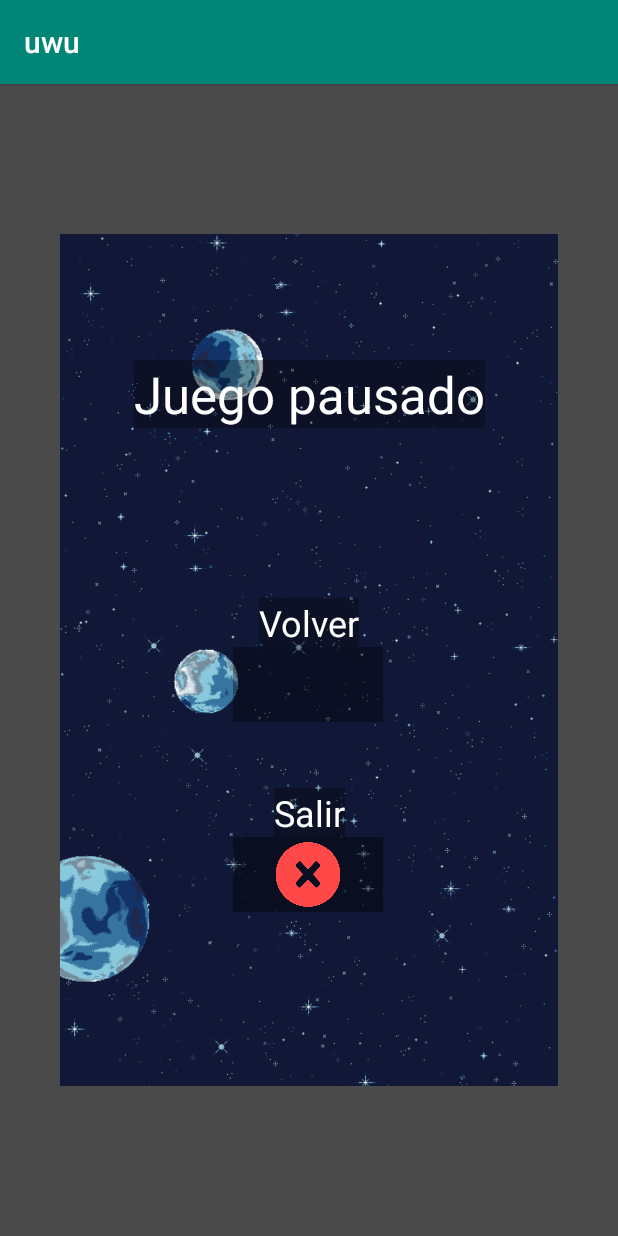
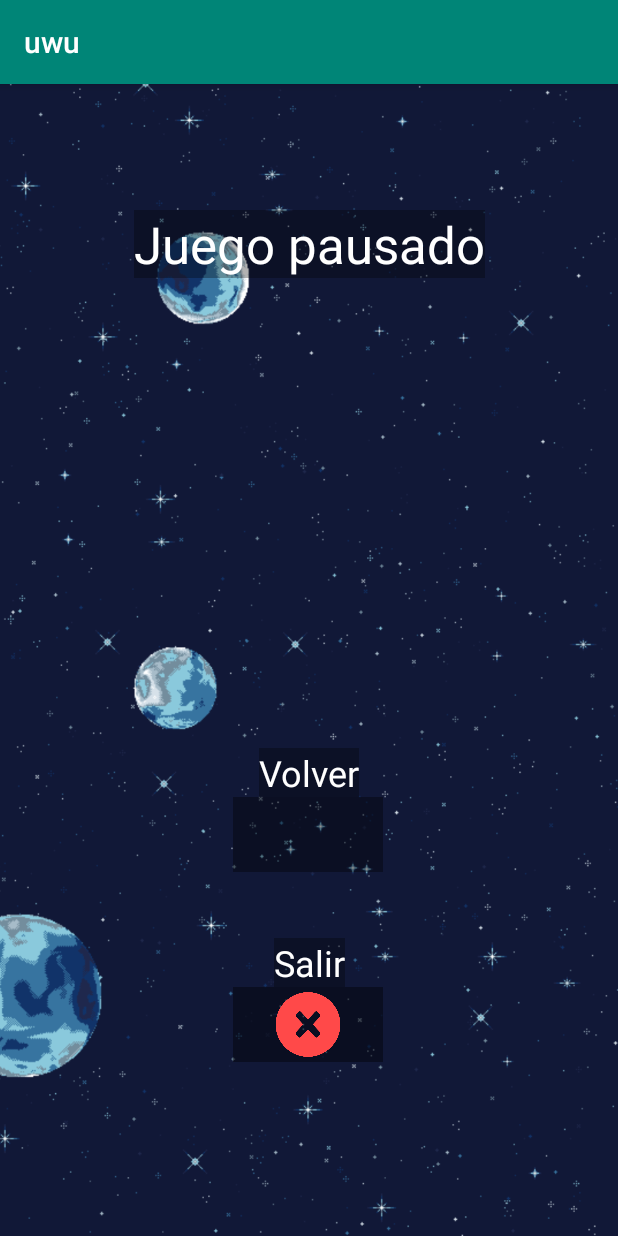
Before and after one commit to adrianmrt/SpaceTroopers, an Android app: the fragment PauseMenuFragment placed in its activity, on a phone screen of 412 x 824 dp. Run offline under Robolectric (Android 15) with nearby library versions, the phone set to English and light mode, and no system bars.

Commit message:
Update fragment_pause_menu.xml

```diff
--- a/Scaffold15/app/src/main/res/layout/fragment_pause_menu.xml
+++ b/Scaffold15/app/src/main/res/layout/fragment_pause_menu.xml
@@ -8,14 +8,8 @@
 
     <androidx.constraintlayout.widget.ConstraintLayout
         android:id="@+id/constraintLayout"
-        android:layout_width="match_parent"
-        android:layout_height="match_parent"
-        android:layout_marginStart="40dp"
-        android:layout_marginLeft="40dp"
-        android:layout_marginTop="100dp"
-        android:layout_marginEnd="40dp"
-        android:layout_marginRight="40dp"
-        android:layout_marginBottom="100dp"
+        android:layout_width="0dp"
+        android:layout_height="0dp"
         android:background="#FFFFFF"
         app:layout_constraintBottom_toBottomOf="parent"
         app:layout_constraintEnd_toEndOf="parent"
```
